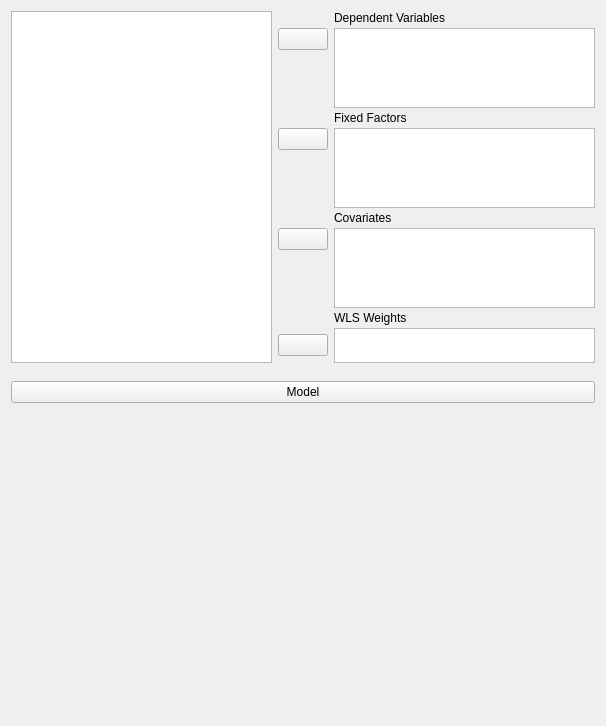
Qt form JASP-Desktop/analysisforms/ancovamultivariateform.ui (jasp-stats/jasp-desktop) before a commit.
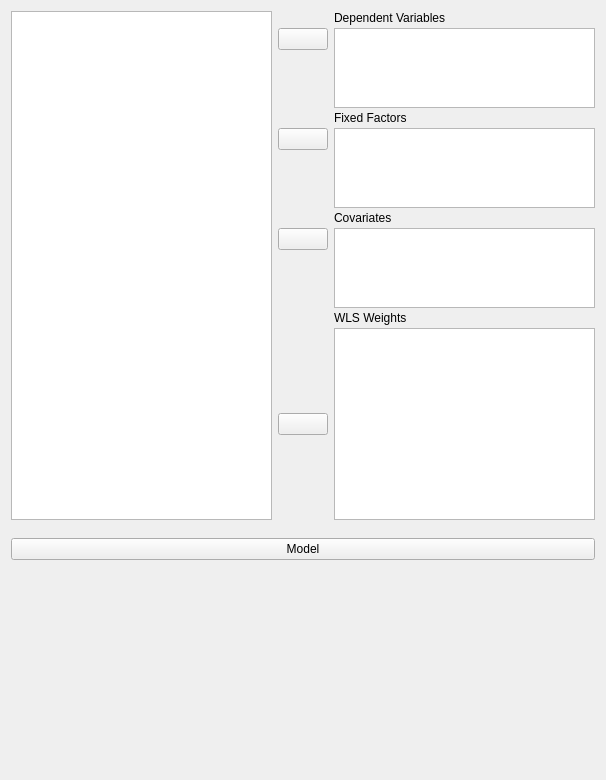
The same form after that commit. Custom widgets are drawn as their Qt base class.

Patch:
```diff
--- a/JASP-Desktop/analysisforms/ancovamultivariateform.ui
+++ b/JASP-Desktop/analysisforms/ancovamultivariateform.ui
@@ -207,13 +207,13 @@
         <property name="minimumSize">
          <size>
           <width>0</width>
-          <height>35</height>
+          <height>0</height>
          </size>
         </property>
         <property name="maximumSize">
          <size>
           <width>16777215</width>
-          <height>35</height>
+          <height>16777215</height>
          </size>
         </property>
         <property name="selectionMode">
@@ -455,6 +455,11 @@
    <header>widgets/anovamodelwidget.h</header>
    <container>1</container>
   </customwidget>
+  <customwidget>
+   <class>boundSingleItemView</class>
+   <extends>QListView</extends>
+   <header>widgets/boundsingleitemview.h</header>
+  </customwidget>
  </customwidgets>
  <resources/>
  <connections/>
```
Left out of the diff: 2 changed lines with no effect on the pictures.
